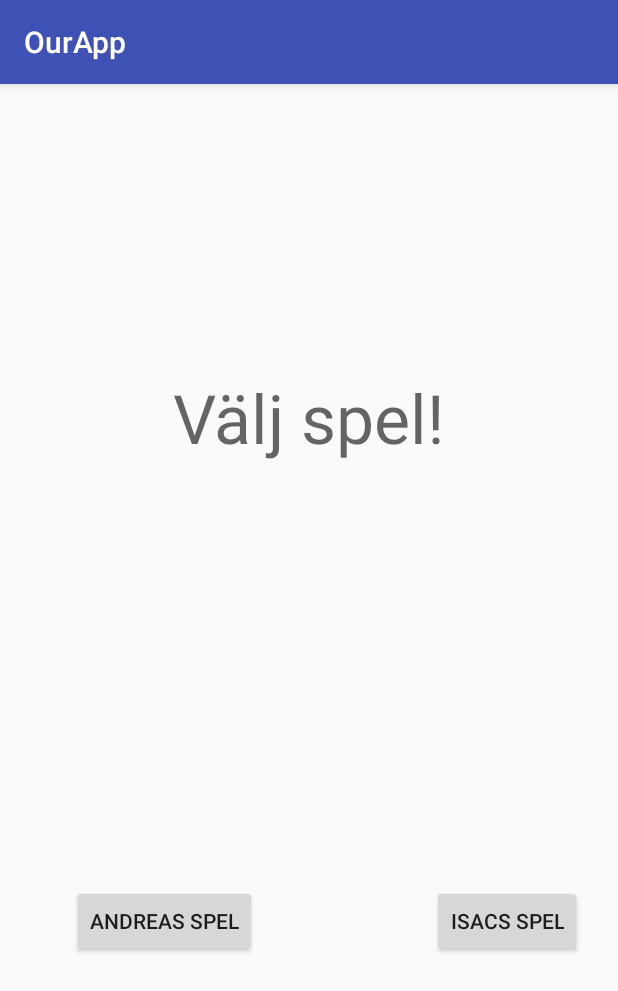
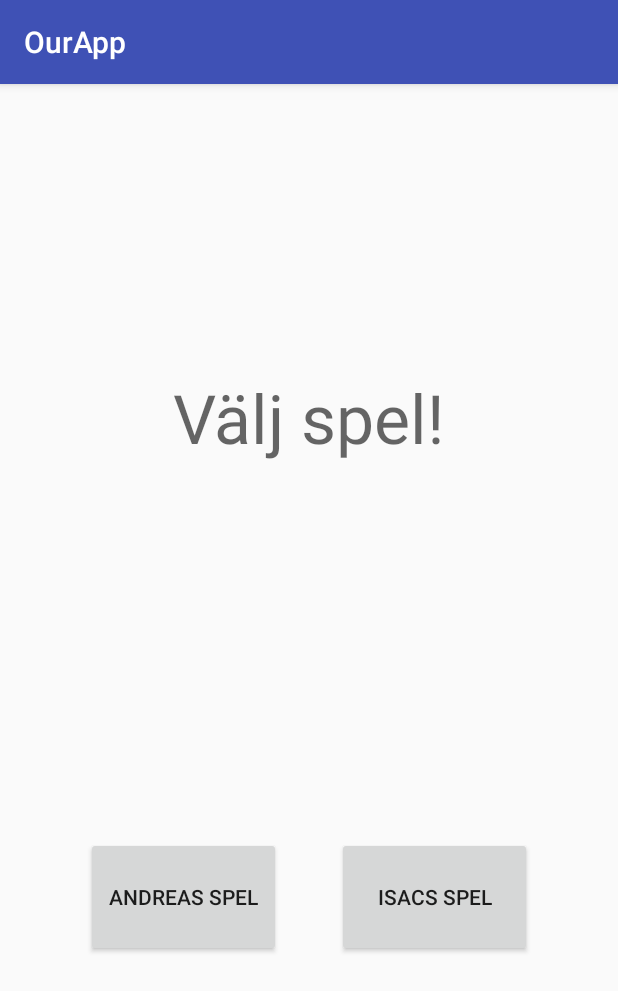
Before and after one commit to heeenkie/Grupp6, an Android app: the screen it shows after launch (MainActivity), on a phone screen of 412 x 824 dp. Shown: the top 991 px of the screen. Run offline under Robolectric (Android 15) with nearby library versions, the phone set to English and light mode, and no system bars.

Commit message:
first commit

```diff
--- a/Desktop/AndroidStudioProjects/OurApp/app/src/main/java/com/example/andreashenriksson/ourapp/MainActivity.java
+++ b/Desktop/AndroidStudioProjects/OurApp/app/src/main/java/com/example/andreashenriksson/ourapp/MainActivity.java
@@ -2,12 +2,47 @@ package com.example.andreashenriksson.ourapp;
 
 import android.support.v7.app.AppCompatActivity;
 import android.os.Bundle;
+import android.view.View;
+import android.widget.Button;
+import android.widget.TextView;
+
 
 public class MainActivity extends AppCompatActivity {
+
+    TextView tv_spel;
+    Button b_andreas, b_isac;
+
+
+
 
     @Override
     protected void onCreate(Bundle savedInstanceState) {
         super.onCreate(savedInstanceState);
         setContentView(R.layout.activity_main);
+
+        final Button b_andreas = (Button) findViewById(R.id.b_andreas);
+        final Button b_isac = (Button) findViewById(R.id.b_isac);
+
+        b_andreas.setOnClickListener(new View.OnClickListener() {
+            @Override
+            public void onClick(View view) {
+
+
+
+            }
+        });
+
+        b_isac.setOnClickListener(new View.OnClickListener() {
+            @Override
+            public void onClick(View view) {
+
+
+
+            }
+        });
+
+
+
+
     }
 }
--- a/Desktop/AndroidStudioProjects/OurApp/app/src/main/res/layout/activity_main.xml
+++ b/Desktop/AndroidStudioProjects/OurApp/app/src/main/res/layout/activity_main.xml
@@ -7,7 +7,7 @@
     tools:context="com.example.andreashenriksson.ourapp.MainActivity">
 
     <TextView
-        android:id="@+id/textView"
+        android:id="@+id/tv_spel"
         android:layout_width="wrap_content"
         android:layout_height="wrap_content"
         android:text="Välj spel!"
@@ -21,23 +21,23 @@
 
     <Button
         android:id="@+id/b_andreas"
-        android:layout_width="wrap_content"
-        android:layout_height="wrap_content"
-        android:layout_marginStart="48dp"
+        android:layout_width="130dp"
+        android:layout_height="80dp"
+        android:layout_marginStart="20dp"
         android:text="Andreas Spel"
         app:layout_constraintBaseline_toBaselineOf="@+id/b_isac"
-        app:layout_constraintEnd_toStartOf="@+id/button2"
+        app:layout_constraintEnd_toStartOf="@+id/b_isac"
         app:layout_constraintStart_toStartOf="parent" />
 
     <Button
         android:id="@+id/b_isac"
-        android:layout_width="wrap_content"
-        android:layout_height="wrap_content"
+        android:layout_width="130dp"
+        android:layout_height="80dp"
         android:layout_marginBottom="186dp"
-        android:layout_marginEnd="24dp"
+        android:layout_marginEnd="20dp"
         android:text="Isacs Spel"
         app:layout_constraintBottom_toBottomOf="parent"
         app:layout_constraintEnd_toEndOf="parent"
-        app:layout_constraintStart_toEndOf="@+id/button" />
+        app:layout_constraintStart_toEndOf="@+id/b_andreas" />
 
 </android.support.constraint.ConstraintLayout>
```
